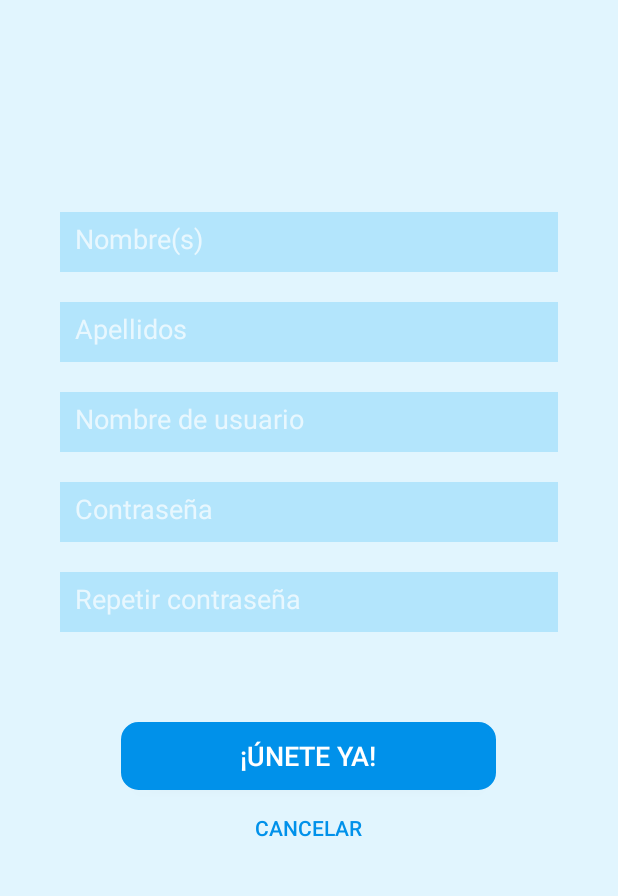
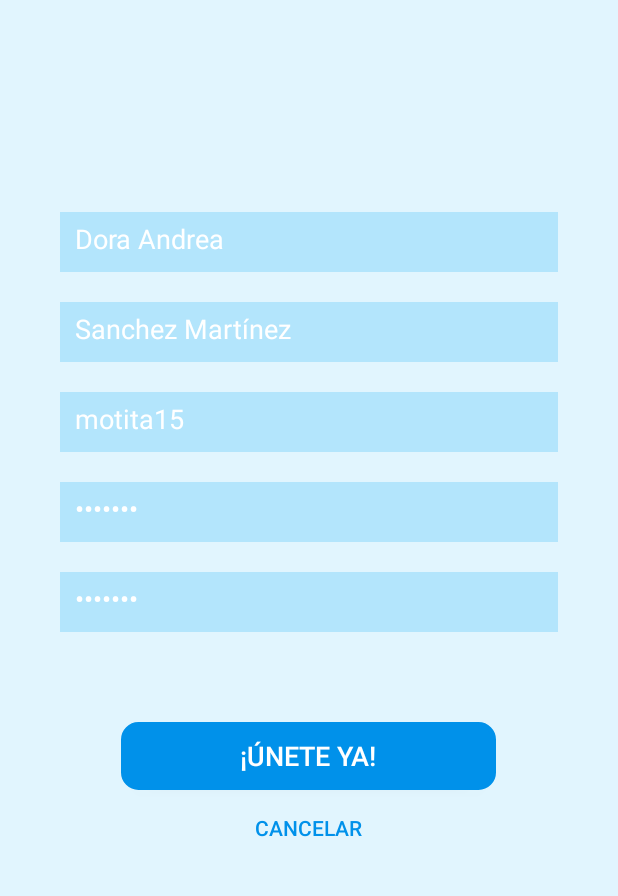
Before and after one commit to ang0823/apps-development-2020, an Android app: the SignupActivity screen opened directly, with no data from a screen before it, on a phone screen of 412 x 824 dp, the part 188-1084 px from its top. Run offline under Robolectric (Android 15) with nearby library versions, the phone set to English and light mode, and no system bars; our stand-ins replace Volley; network calls fail.

Commit message:
ENTREGA PROYECTO FINAL

```diff
--- a/SocialBox/app/src/main/AndroidManifest.xml
+++ b/SocialBox/app/src/main/AndroidManifest.xml
@@ -14,7 +14,7 @@
         android:usesCleartextTraffic="true">
         <activity android:name=".OtherUserProfileActivity"
             android:parentActivityName=".AddFriend"
-            android:label="resultDetails"/>
+            android:label="Perfil de usuario"/>
         <activity android:name=".AddFriend" />
         <activity android:name=".NavigationActivity" />
         <activity
--- a/SocialBox/app/src/main/java/com/desapp/socialbox/services/network/ApiEndpoint.java
+++ b/SocialBox/app/src/main/java/com/desapp/socialbox/services/network/ApiEndpoint.java
@@ -1,11 +1,12 @@
 package com.desapp.socialbox.services.network;
 
 public abstract class ApiEndpoint {
-    private static String host = "192.168.1.70:8080";
-    // private static String host = "10.0.2.2:8080";
+    // private static String host = "192.168.1.70:8080";
+    private static String host = "10.0.2.2:8080";
     private static String baseUrl = "http://" + host + "/api";
 
     public static  String login = baseUrl + "/users/login";
     public static String signUp = baseUrl + "/users/";
     public  static  String findAccount = baseUrl + "/users/nombre";
+    public  static  String findAccountByUsername = baseUrl + "/users/username";
 }
--- a/SocialBox/app/src/main/res/layout/activity_signup.xml
+++ b/SocialBox/app/src/main/res/layout/activity_signup.xml
@@ -67,7 +67,8 @@
         android:padding="10dp"
         android:inputType="textPersonName"
         android:hint="@string/name"
-        android:autofillHints="@string/name"/>
+        android:autofillHints="@string/name"
+        android:text="Dora Andrea"/>
 
     <EditText
         android:id="@+id/surnameInput"
@@ -78,10 +79,11 @@
         android:padding="10dp"
         android:inputType="textPersonName"
         android:hint="@string/lastName"
-        android:autofillHints="@string/lastName"/>
+        android:autofillHints="@string/lastName"
+        android:text="Sanchez Martínez"/>
 
     <EditText
-        android:id="@+id/mailInput"
+        android:id="@+id/usernameInput"
         android:layout_width="match_parent"
         android:layout_height="@dimen/inputHeight"
         android:background="@color/skyBlue"
@@ -89,7 +91,8 @@
         android:padding="10dp"
         android:inputType="textEmailAddress"
         android:hint="@string/email"
-        android:autofillHints="@string/email"/>
+        android:autofillHints="@string/email"
+        android:text="motita15"/>
 
     <EditText
         android:id="@+id/passwordInput"
@@ -100,7 +103,8 @@
         android:padding="10dp"
         android:inputType="textPassword"
         android:hint="@string/password"
-        android:autofillHints="@string/password"/>
+        android:autofillHints="@string/password"
+        android:text=".secret"/>
 
     <EditText
         android:id="@+id/repasswordInput"
@@ -111,7 +115,8 @@
         android:padding="10dp"
         android:inputType="textPassword"
         android:hint="@string/passwordRepeat"
-        android:autofillHints="@string/passwordRepeat"/>
+        android:autofillHints="@string/passwordRepeat"
+        android:text=".secret"/>
 
         <Button
             android:id="@+id/signUpButton"
```
Also changed, not shown: SocialBox/app/src/main/java/com/desapp/socialbox/OtherUserProfileActivity.java (+63 -1 lines), SocialBox/app/src/main/java/com/desapp/socialbox/services/network/JsonAdapter.java (+12 -0 lines), 6 other files.
